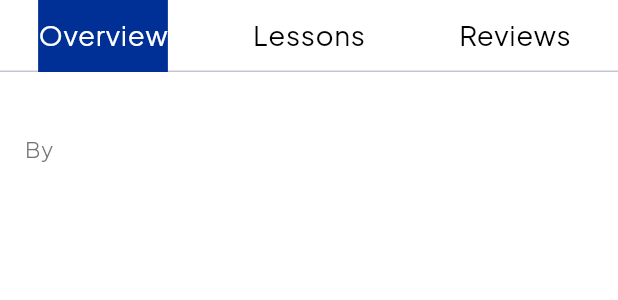
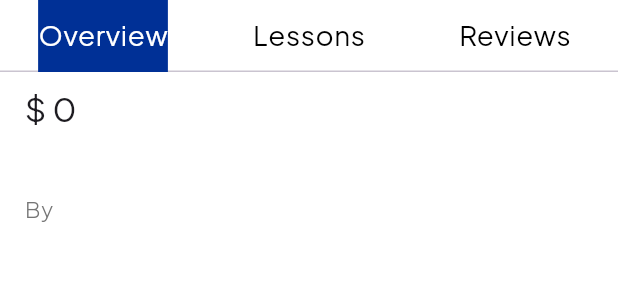
Before and after one commit to bgyn/LMS, a Flutter app: the CourseTabbar widget shown alone on an empty page, opened directly with empty values, on a phone screen of 412 x 824 dp. Shown: the top 300 px of the screen. Run offline on Flutter 3.47's test engine with Material 3 defaults, Android fonts, the phone set to English and light mode, and no system bars; our stand-ins replace cached_network_image, chewie, device_info_plus, equatable, firebase_core, firebase_messaging and 10 more; missing offline and left inert: flutter_stripe; accounts and stored records are empty; network calls fail; statements that could not run were skipped.

Commit message:
feat: updated the course model

```diff
--- a/lib/core/constants/url_constant.dart
+++ b/lib/core/constants/url_constant.dart
@@ -1,8 +1,8 @@
 class UrlConstant {
   UrlConstant._();
 
-  static const String baseUrl = 'http://192.168.1.214:3000/api/v1';
-  static const String mediaUrl = "http://192.168.1.214:3000";
+  static const String baseUrl = 'https://lms.bgyn.live/api/v1';
+  static const String mediaUrl = 'https://lms.bgyn.live';
 
   static String login() {
     return '$baseUrl/auth/login';
--- a/lib/feature/course/domain/model/course_model.dart
+++ b/lib/feature/course/domain/model/course_model.dart
@@ -3,6 +3,7 @@ import 'package:lms/feature/course/domain/model/lesson_model.dart';
 class CourseModel {
   final String? id;
   final String? title;
+  final int? price;
   final String? description;
   final String? categories;
   final String? thumbnail;
@@ -12,6 +13,7 @@ class CourseModel {
   CourseModel({
     this.id,
     this.title,
+    this.price,
     this.description,
     this.categories,
     this.thumbnail,
@@ -23,6 +25,7 @@ class CourseModel {
     return CourseModel(
       id: json['_id'],
       title: json['title'],
+      price: json['price'],
       description: json['description'],
       categories: json['categories'],
       instructor: json['instructor'] != null
@@ -41,6 +44,7 @@ class CourseModel {
     return {
       '_id': id,
       'title': title,
+      'price': price,
       'description': description,
       'categories': categories,
       'thumbnail': thumbnail,
--- a/lib/feature/course_detail/presentation/pages/course_details.dart
+++ b/lib/feature/course_detail/presentation/pages/course_details.dart
@@ -70,6 +70,9 @@ class CourseDetails extends StatelessWidget {
                       child: CourseTabbar(
                     course: state.course,
                   )),
+                  SizedBox(
+                    height: 0.1.h(context),
+                  ),
                 ],
               );
             }
--- a/lib/feature/course_detail/presentation/widgets/course_tabbar.dart
+++ b/lib/feature/course_detail/presentation/widgets/course_tabbar.dart
@@ -78,6 +78,7 @@ class _CourseTabbarState extends State<CourseTabbar>
           OverviewTab(
               title: widget.course.title.toString(),
               description: widget.course.description.toString(),
+              price: widget.course.price!,
               instructor: widget.course.instructor!),
           LessonsTab(
             lessons: widget.course.lessons!,
--- a/lib/feature/course_detail/presentation/widgets/overview_tab.dart
+++ b/lib/feature/course_detail/presentation/widgets/overview_tab.dart
@@ -6,10 +6,12 @@ class OverviewTab extends StatelessWidget {
   final String title;
   final String description;
   final InstructorModel instructor;
+  final int price;
 
   const OverviewTab(
       {super.key,
       required this.title,
+      required this.price,
       required this.description,
       required this.instructor});
 
@@ -23,15 +25,20 @@ class OverviewTab extends StatelessWidget {
           SizedBox(
             height: 0.01.h(context),
           ),
-          Row(
-            children: [
-              Text(
-                title,
-                style: Theme.of(context).textTheme.titleSmall?.copyWith(
-                      fontSize: 0.018.toRes(context),
-                    ),
-              ),
-            ],
+          Text(
+            "\$ $price",
+            style: Theme.of(context).textTheme.titleSmall?.copyWith(
+                  fontSize: 0.018.toRes(context),
+                ),
+          ),
+          SizedBox(
+            height: 0.01.h(context),
+          ),
+          Text(
+            title,
+            style: Theme.of(context).textTheme.titleSmall?.copyWith(
+                  fontSize: 0.018.toRes(context),
+                ),
           ),
           Text(
             "By ${instructor.name}",
--- a/lib/feature/course_detail/presentation/widgets/sub_lession_card.dart
+++ b/lib/feature/course_detail/presentation/widgets/sub_lession_card.dart
@@ -49,7 +49,7 @@ class SubLessonCard extends StatelessWidget {
                 icon: const Icon(Icons.play_arrow,
                     color: ColorPalette.primaryColor),
                 onPressed: () {
-                  showVideoDialog(subLesson.url!, context);
+                  showVideoDialog(subLesson.video!.url.toString(), context);
                 },
               ),
             );
```
Also changed, not shown: lib/feature/course/domain/model/lesson_model.dart (+24 -3 lines).
